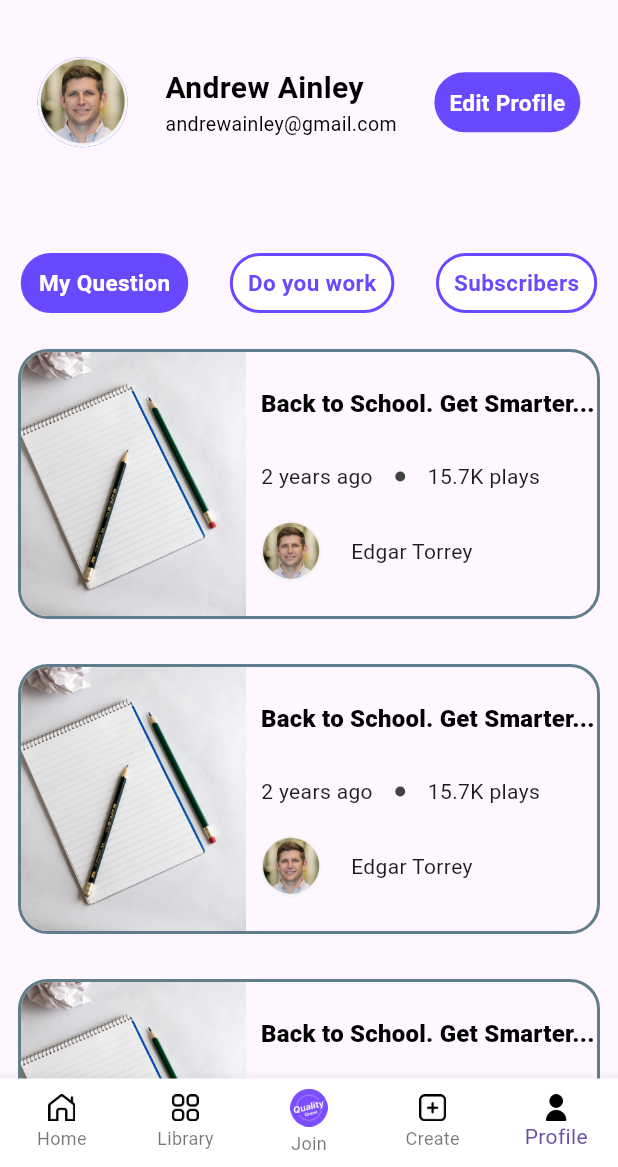
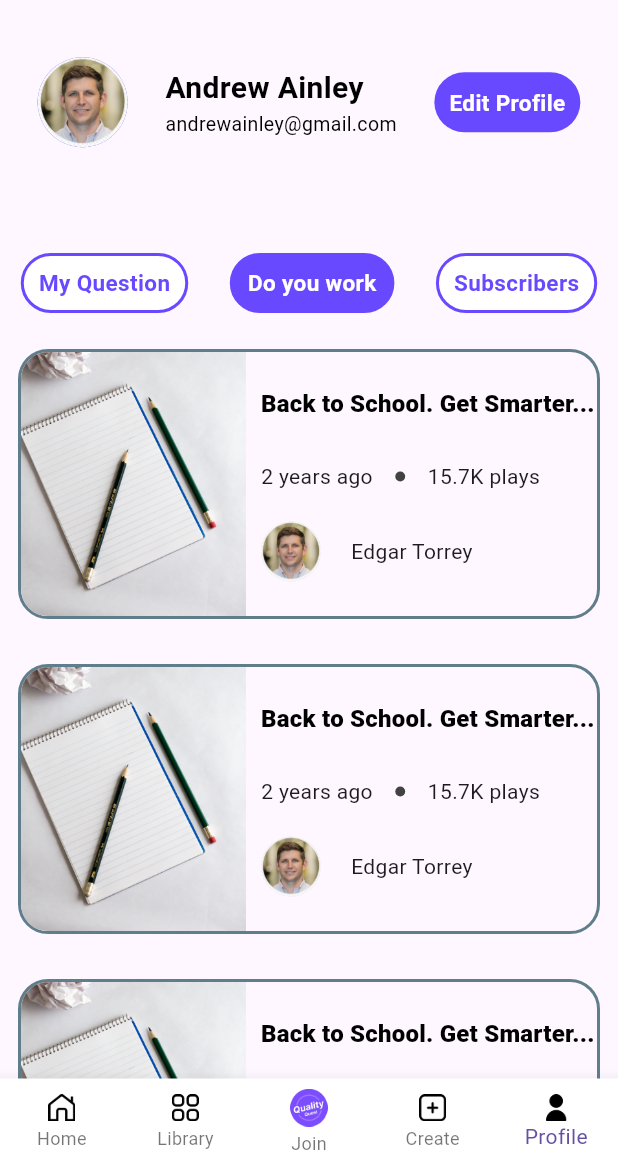
Before and after one commit to Devaxiis/quality_quest, a Flutter app: the screen it shows after launch, item 5 of the bottom bar chosen, after a tap on "Do you work", on a phone screen of 412 x 824 dp, the part 69-1236 px from its top. Run offline on Flutter 3.47's test engine with Material 2 defaults, Android fonts, the phone set to English and light mode, and no system bars; our stand-ins replace bloc, device_info_plus, equatable, flutter_bloc, freezed_annotation, lottie; project files that could hold a hidden picture were left out.

Commit message:
profile complated

```diff
--- a/lib/presentation/screens/main_home_screen.dart
+++ b/lib/presentation/screens/main_home_screen.dart
@@ -19,6 +19,8 @@ class _MainHomeScreenState extends State<MainHomeScreen> {
   @override
   Widget build(BuildContext context) {
     return Scaffold(
+
+      /// #Backgroun color
       backgroundColor: Colors.white,
 
       /// #Body
--- a/lib/presentation/screens/profile_screen/profile_screen.dart
+++ b/lib/presentation/screens/profile_screen/profile_screen.dart
@@ -10,6 +10,8 @@ class ProfileScreen extends StatefulWidget {
 }
 
 class _ProfileScreenState extends State<ProfileScreen> {
+
+
   @override
   Widget build(BuildContext context) {
     return Scaffold(
@@ -106,14 +108,7 @@ class _ProfileScreenState extends State<ProfileScreen> {
                 ),
                 // const SizedBox(height: 30),
                 const Spacer(flex: 5,),
-                const Row(
-                  mainAxisAlignment: MainAxisAlignment.spaceAround,
-                  children: [
-                    CustomButtonViews(title: "My Question",color: Color(0xff6949ff),),
-                    CustomButtonViews(title: "Do you work",),
-                    CustomButtonViews(title: "Subscribers",),
-                  ],
-                ),
+                 ThreeButtons(),
                 // const SizedBox(height: 5),
                 const Spacer(),
               ],
--- a/lib/presentation/screens/profile_screen/profile_views/custom_button_views.dart
+++ b/lib/presentation/screens/profile_screen/profile_views/custom_button_views.dart
@@ -2,28 +2,90 @@ import 'package:quality_quest/library.dart';
 
 class CustomButtonViews extends StatelessWidget {
   final String title;
+  final int index;
   final Color? color;
-  final Function? onTab;
-  const CustomButtonViews({super.key, required this.title, this.onTab, this.color});
+  final Color? colorBack;
+
+  const CustomButtonViews(
+      {super.key,
+      required this.title,
+      required this.index,
+      this.color,
+      this.colorBack});
 
   @override
   Widget build(BuildContext context) {
-    return GestureDetector(
-      onTap: ()=>onTab,
-      child: Container(
-        height: 40,
-        alignment: Alignment.center,
-        padding: const EdgeInsets.symmetric(horizontal: 10),
-        decoration: BoxDecoration(
-          color: color ?? Colors.white,
-            borderRadius: const BorderRadius.all(Radius.circular(50)),
-            border: Border.all(width: 2, color: const Color(0xff6949ff),)),
-        child: Text(title, style: TextStyle(
-            color: color != null ? Colors.white:const Color(0xff6949ff),
-              fontWeight: FontWeight.bold,
-              fontSize: 15),
-        ),
+    return Container(
+      height: 40,
+      alignment: Alignment.center,
+      padding: const EdgeInsets.symmetric(horizontal: 10),
+      decoration: BoxDecoration(
+          color: colorBack,
+          borderRadius: const BorderRadius.all(Radius.circular(50)),
+          border: Border.all(
+            width: 2,
+            color: const Color(0xff6949ff),
+          )),
+      child: Text(
+        title,
+        style:
+            TextStyle(color: color, fontWeight: FontWeight.bold, fontSize: 15),
       ),
     );
   }
 }
+
+class ThreeButtons extends StatefulWidget {
+  ThreeButtons({
+    super.key,
+  });
+
+  @override
+  State<ThreeButtons> createState() => _ThreeButtonsState();
+}
+
+class _ThreeButtonsState extends State<ThreeButtons> {
+  int currentIndex = 0;
+
+  @override
+  Widget build(BuildContext context) {
+    return Row(
+      mainAxisAlignment: MainAxisAlignment.spaceAround,
+      children: [
+        GestureDetector(
+            onTap: () {
+              currentIndex = 0;
+              setState(() {});
+            },
+            child: CustomButtonViews(
+              title: "My Question",
+              index: currentIndex,
+              color: currentIndex == 0 ? Colors.white : const Color(0xff6949ff),
+              colorBack: currentIndex != 0 ? Colors.white : const Color(0xff6949ff),
+            )),
+        GestureDetector(
+            onTap: () {
+              currentIndex = 1;
+              setState(() {});
+            },
+            child: CustomButtonViews(
+              title: "Do you work",
+              index: currentIndex,
+              color: currentIndex == 1 ? Colors.white : const Color(0xff6949ff),
+              colorBack: currentIndex != 1 ? Colors.white : const Color(0xff6949ff),
+            )),
+        GestureDetector(
+            onTap: () {
+              currentIndex = 2;
+              setState(() {});
+            },
+            child: CustomButtonViews(
+              title: "Subscribers",
+              index: currentIndex,
+              color: currentIndex == 2 ? Colors.white : const Color(0xff6949ff),
+              colorBack: currentIndex != 2 ? Colors.white : const Color(0xff6949ff),
+            )),
+      ],
+    );
+  }
+}
```
